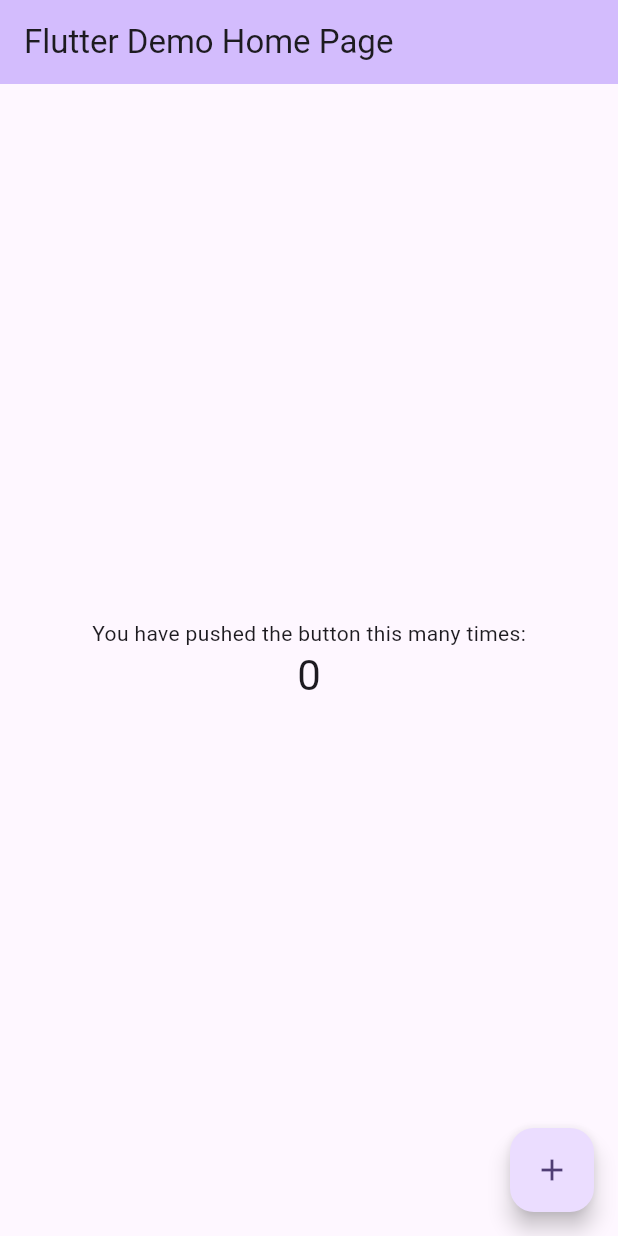
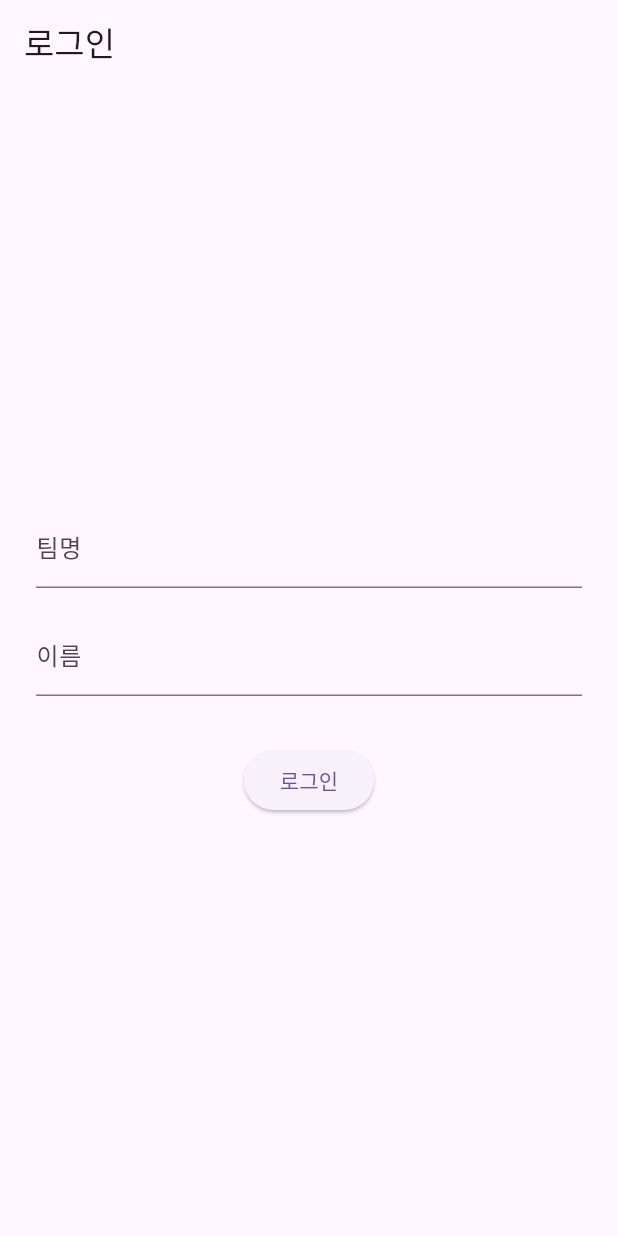
Before and after one commit to rmsckd1640/roccia_cup, a Flutter app: the screen it shows after launch, on a phone screen of 412 x 824 dp. Run offline on Flutter 3.47's test engine with Material 3 defaults, Android fonts, the phone set to English and light mode, and no system bars.

Commit message:
feat: 로그인 화면

```diff
--- a/frontend/lib/main.dart
+++ b/frontend/lib/main.dart
@@ -1,4 +1,5 @@
 import 'package:flutter/material.dart';
+import 'screens/login_screen.dart';
 
 void main() {
   runApp(const MyApp());
@@ -7,116 +8,15 @@ void main() {
 class MyApp extends StatelessWidget {
   const MyApp({super.key});
 
-  // This widget is the root of your application.
   @override
   Widget build(BuildContext context) {
     return MaterialApp(
-      title: 'Flutter Demo',
+      title: 'Roccia Cup',
       theme: ThemeData(
-        // This is the theme of your application.
-        //
-        // TRY THIS: Try running your application with "flutter run". You'll see
-        // the application has a purple toolbar. Then, without quitting the app,
-        // try changing the seedColor in the colorScheme below to Colors.green
-        // and then invoke "hot reload" (save your changes or press the "hot
-        // reload" button in a Flutter-supported IDE, or press "r" if you used
-        // the command line to start the app).
-        //
-        // Notice that the counter didn't reset back to zero; the application
-        // state is not lost during the reload. To reset the state, use hot
-        // restart instead.
-        //
-        // This works for code too, not just values: Most code changes can be
-        // tested with just a hot reload.
-        colorScheme: ColorScheme.fromSeed(seedColor: Colors.deepPurple),
+        primarySwatch: Colors.teal,
       ),
-      home: const MyHomePage(title: 'Flutter Demo Home Page'),
+      home: const LoginScreen(),
+      debugShowCheckedModeBanner: false,
     );
   }
 }
-
-class MyHomePage extends StatefulWidget {
-  const MyHomePage({super.key, required this.title});
-
-  // This widget is the home page of your application. It is stateful, meaning
-  // that it has a State object (defined below) that contains fields that affect
-  // how it looks.
-
-  // This class is the configuration for the state. It holds the values (in this
-  // case the title) provided by the parent (in this case the App widget) and
-  // used by the build method of the State. Fields in a Widget subclass are
-  // always marked "final".
-
-  final String title;
-
-  @override
-  State<MyHomePage> createState() => _MyHomePageState();
-}
-
-class _MyHomePageState extends State<MyHomePage> {
-  int _counter = 0;
-
-  void _incrementCounter() {
-    setState(() {
-      // This call to setState tells the Flutter framework that something has
-      // changed in this State, which causes it to rerun the build method below
-      // so that the display can reflect the updated values. If we changed
-      // _counter without calling setState(), then the build method would not be
-      // called again, and so nothing would appear to happen.
-      _counter++;
-    });
-  }
-
-  @override
-  Widget build(BuildContext context) {
-    // This method is rerun every time setState is called, for instance as done
-    // by the _incrementCounter method above.
-    //
-    // The Flutter framework has been optimized to make rerunning build methods
-    // fast, so that you can just rebuild anything that needs updating rather
-    // than having to individually change instances of widgets.
-    return Scaffold(
-      appBar: AppBar(
-        // TRY THIS: Try changing the color here to a specific color (to
-        // Colors.amber, perhaps?) and trigger a hot reload to see the AppBar
-        // change color while the other colors stay the same.
-        backgroundColor: Theme.of(context).colorScheme.inversePrimary,
-        // Here we take the value from the MyHomePage object that was created by
-        // the App.build method, and use it to set our appbar title.
-        title: Text(widget.title),
-      ),
-      body: Center(
-        // Center is a layout widget. It takes a single child and positions it
-        // in the middle of the parent.
-        child: Column(
-          // Column is also a layout widget. It takes a list of children and
-          // arranges them vertically. By default, it sizes itself to fit its
-          // children horizontally, and tries to be as tall as its parent.
-          //
-          // Column has various properties to control how it sizes itself and
-          // how it positions its children. Here we use mainAxisAlignment to
-          // center the children vertically; the main axis here is the vertical
-          // axis because Columns are vertical (the cross axis would be
-          // horizontal).
-          //
-          // TRY THIS: Invoke "debug painting" (choose the "Toggle Debug Paint"
-          // action in the IDE, or press "p" in the console), to see the
-          // wireframe for each widget.
-          mainAxisAlignment: MainAxisAlignment.center,
-          children: <Widget>[
-            const Text('You have pushed the button this many times:'),
-            Text(
-              '$_counter',
-              style: Theme.of(context).textTheme.headlineMedium,
-            ),
-          ],
-        ),
-      ),
-      floatingActionButton: FloatingActionButton(
-        onPressed: _incrementCounter,
-        tooltip: 'Increment',
-        child: const Icon(Icons.add),
-      ), // This trailing comma makes auto-formatting nicer for build methods.
-    );
-  }
-}
--- /dev/null
+++ b/frontend/lib/screens/login_screen.dart
@@ -0,0 +1,56 @@
+import 'package:flutter/material.dart';
+
+class LoginScreen extends StatefulWidget {
+  const LoginScreen({super.key});
+
+  @override
+  State<LoginScreen> createState() => _LoginScreenState();
+}
+
+class _LoginScreenState extends State<LoginScreen> {
+  final TextEditingController _teamController = TextEditingController();
+  final TextEditingController _nameController = TextEditingController();
+
+  void _login() {
+    final teamName = _teamController.text.trim();
+    final userName = _nameController.text.trim();
+
+    if (teamName.isNotEmpty && userName.isNotEmpty) {
+      // TODO: 서버에 로그인 요청 보내기 or 다음 화면으로 이동
+      print('로그인: 팀명 = $teamName / 이름 = $userName');
+    } else {
+      ScaffoldMessenger.of(context).showSnackBar(
+        const SnackBar(content: Text('팀명과 이름을 모두 입력해주세요')),
+      );
+    }
+  }
+
+  @override
+  Widget build(BuildContext context) {
+    return Scaffold(
+      appBar: AppBar(title: const Text('로그인')),
+      body: Padding(
+        padding: const EdgeInsets.all(24.0),
+        child: Column(
+          mainAxisAlignment: MainAxisAlignment.center,
+          children: [
+            TextField(
+              controller: _teamController,
+              decoration: const InputDecoration(labelText: '팀명'),
+            ),
+            const SizedBox(height: 16),
+            TextField(
+              controller: _nameController,
+              decoration: const InputDecoration(labelText: '이름'),
+            ),
+            const SizedBox(height: 32),
+            ElevatedButton(
+              onPressed: _login,
+              child: const Text('로그인'),
+            ),
+          ],
+        ),
+      ),
+    );
+  }
+}
```
